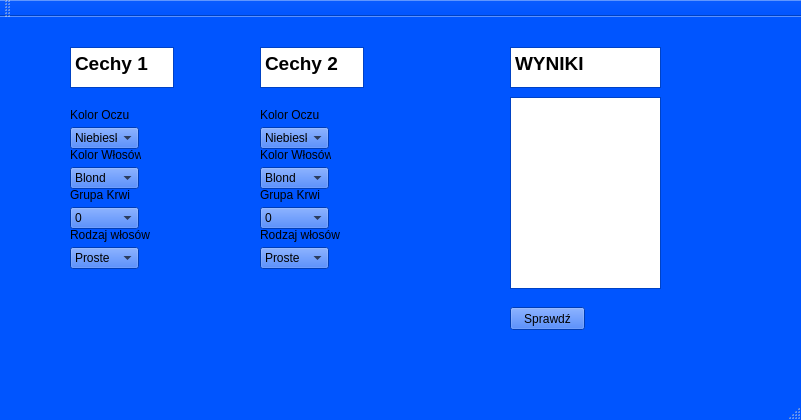
Old version of the form mainwindow.ui in the repository NowackaAnna/Projekt-C-.
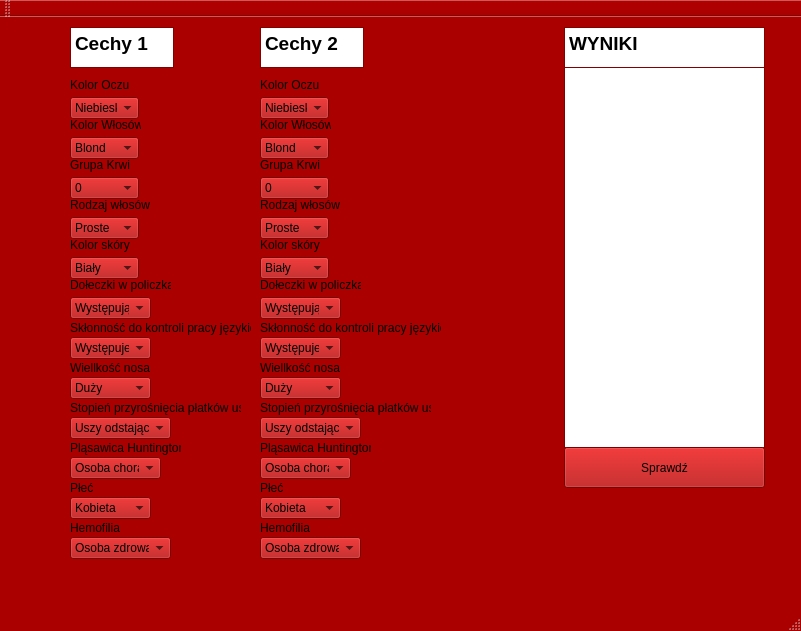
New version of the form.

Patch:
```diff
--- a/mainwindow.ui
+++ b/mainwindow.ui
@@ -7,7 +7,7 @@
     <x>0</x>
     <y>0</y>
     <width>801</width>
-    <height>420</height>
+    <height>631</height>
    </rect>
   </property>
   <property name="palette">
@@ -25,45 +25,45 @@
      <colorrole role="Button">
       <brush brushstyle="SolidPattern">
        <color alpha="255">
-        <red>0</red>
-        <green>85</green>
-        <blue>255</blue>
+        <red>170</red>
+        <green>0</green>
+        <blue>0</blue>
        </color>
       </brush>
      </colorrole>
      <colorrole role="Light">
       <brush brushstyle="SolidPattern">
        <color alpha="255">
-        <red>127</red>
-        <green>170</green>
-        <blue>255</blue>
+        <red>255</red>
+        <green>0</green>
+        <blue>0</blue>
        </color>
       </brush>
      </colorrole>
      <colorrole role="Midlight">
       <brush brushstyle="SolidPattern">
        <color alpha="255">
-        <red>63</red>
-        <green>127</green>
-        <blue>255</blue>
+        <red>212</red>
+        <green>0</green>
+        <blue>0</blue>
        </color>
       </brush>
      </colorrole>
      <colorrole role="Dark">
       <brush brushstyle="SolidPattern">
        <color alpha="255">
-        <red>0</red>
-        <green>42</green>
-        <blue>127</blue>
+        <red>85</red>
+        <green>0</green>
+        <blue>0</blue>
        </color>
       </brush>
      </colorrole>
      <colorrole role="Mid">
       <brush brushstyle="SolidPattern">
        <color alpha="255">
-        <red>0</red>
-        <green>56</green>
-        <blue>170</blue>
+        <red>113</red>
+        <green>0</green>
+        <blue>0</blue>
        </color>
       </brush>
      </colorrole>
@@ -106,9 +106,9 @@
      <colorrole role="Window">
       <brush brushstyle="SolidPattern">
        <color alpha="255">
-        <red>0</red>
-        <green>85</green>
-        <blue>255</blue>
+        <red>170</red>
+        <green>0</green>
+        <blue>0</blue>
        </color>
       </brush>
      </colorrole>
@@ -124,9 +124,9 @@
      <colorrole role="AlternateBase">
       <brush brushstyle="SolidPattern">
        <color alpha="255">
-        <red>127</red>
-        <green>170</green>
-        <blue>255</blue>
+        <red>212</red>
+        <green>127</green>
+        <blue>127</blue>
        </color>
       </brush>
      </colorrole>
@@ -162,45 +162,45 @@
      <colorrole role="Button">
       <brush brushstyle="SolidPattern">
        <color alpha="255">
-        <red>0</red>
-        <green>85</green>
-        <blue>255</blue>
+        <red>170</red>
+        <green>0</green>
+        <blue>0</blue>
        </color>
       </brush>
      </colorrole>
      <colorrole role="Light">
       <brush brushstyle="SolidPattern">
        <color alpha="255">
-        <red>127</red>
-        <green>170</green>
-        <blue>255</blue>
+        <red>255</red>
+        <green>0</green>
+        <blue>0</blue>
        </color>
       </brush>
      </colorrole>
      <colorrole role="Midlight">
       <brush brushstyle="SolidPattern">
        <color alpha="255">
-        <red>63</red>
-        <green>127</green>
-        <blue>255</blue>
+        <red>212</red>
+        <green>0</green>
+        <blue>0</blue>
        </color>
       </brush>
      </colorrole>
      <colorrole role="Dark">
       <brush brushstyle="SolidPattern">
        <color alpha="255">
-        <red>0</red>
-        <green>42</green>
-        <blue>127</blue>
+        <red>85</red>
+        <green>0</green>
+        <blue>0</blue>
        </color>
       </brush>
      </colorrole>
      <colorrole role="Mid">
       <brush brushstyle="SolidPattern">
        <color alpha="255">
-        <red>0</red>
-        <green>56</green>
-        <blue>170</blue>
+        <red>113</red>
+        <green>0</green>
+        <blue>0</blue>
        </color>
       </brush>
      </colorrole>
@@ -243,9 +243,9 @@
      <colorrole role="Window">
       <brush brushstyle="SolidPattern">
        <color alpha="255">
-        <red>0</red>
-        <green>85</green>
-        <blue>255</blue>
+        <red>170</red>
+        <green>0</green>
+        <blue>0</blue>
        </color>
       </brush>
      </colorrole>
@@ -261,9 +261,9 @@
      <colorrole role="AlternateBase">
       <brush brushstyle="SolidPattern">
        <color alpha="255">
-        <red>127</red>
-        <green>170</green>
-        <blue>255</blue>
+        <red>212</red>
+        <green>127</green>
+        <blue>127</blue>
        </color>
       </brush>
      </colorrole>
@@ -290,63 +290,63 @@
      <colorrole role="WindowText">
       <brush brushstyle="SolidPattern">
        <color alpha="255">
-        <red>0</red>
-        <green>42</green>
-        <blue>127</blue>
+        <red>85</red>
+        <green>0</green>
+        <blue>0</blue>
        </color>
       </brush>
      </colorrole>
      <colorrole role="Button">
       <brush brushstyle="SolidPattern">
        <color alpha="255">
-        <red>0</red>
-        <green>85</green>
-        <blue>255</blue>
+        <red>170</red>
+        <green>0</green>
+        <blue>0</blue>
        </color>
       </brush>
      </colorrole>
      <colorrole role="Light">
       <brush brushstyle="SolidPattern">
        <color alpha="255">
-        <red>127</red>
-        <green>170</green>
-        <blue>255</blue>
+        <red>255</red>
+        <green>0</green>
+        <blue>0</blue>
        </color>
       </brush>
      </colorrole>
      <colorrole role="Midlight">
       <brush brushstyle="SolidPattern">
        <color alpha="255">
-        <red>63</red>
-        <green>127</green>
-        <blue>255</blue>
+        <red>212</red>
+        <green>0</green>
+        <blue>0</blue>
        </color>
       </brush>
      </colorrole>
      <colorrole role="Dark">
       <brush brushstyle="SolidPattern">
        <color alpha="255">
-        <red>0</red>
-        <green>42</green>
-        <blue>127</blue>
+        <red>85</red>
+        <green>0</green>
+        <blue>0</blue>
        </color>
       </brush>
      </colorrole>
      <colorrole role="Mid">
       <brush brushstyle="SolidPattern">
        <color alpha="255">
-        <red>0</red>
-        <green>56</green>
-        <blue>170</blue>
+        <red>113</red>
+        <green>0</green>
+        <blue>0</blue>
        </color>
       </brush>
      </colorrole>
      <colorrole role="Text">
       <brush brushstyle="SolidPattern">
        <color alpha="255">
-        <red>0</red>
-        <green>42</green>
-        <blue>127</blue>
+        <red>85</red>
+        <green>0</green>
+        <blue>0</blue>
        </color>
       </brush>
      </colorrole>
@@ -362,27 +362,27 @@
      <colorrole role="ButtonText">
       <brush brushstyle="SolidPattern">
        <color alpha="255">
-        <red>0</red>
-        <green>42</green>
-        <blue>127</blue>
+        <red>85</red>
+        <green>0</green>
+        <blue>0</blue>
        </color>
       </brush>
      </colorrole>
      <colorrole role="Base">
       <brush brushstyle="SolidPattern">
        <color alpha="255">
-        <red>0</red>
-        <green>85</green>
-        <blue>255</blue>
+        <red>170</red>
+        <green>0</green>
+        <blue>0</blue>
        </color>
       </brush>
      </colorrole>
      <colorrole role="Window">
       <brush brushstyle="SolidPattern">
        <color alpha="255">
-        <red>0</red>
-        <green>85</green>
-        <blue>255</blue>
+        <red>170</red>
+        <green>0</green>
+        <blue>0</blue>
        </color>
       </brush>
      </colorrole>
@@ -398,9 +398,9 @@
      <colorrole role="AlternateBase">
       <brush brushstyle="SolidPattern">
        <color alpha="255">
-        <red>0</red>
-        <green>85</green>
-        <blue>255</blue>
+        <red>170</red>
+        <green>0</green>
+        <blue>0</blue>
        </color>
       </brush>
      </colorrole>
@@ -433,7 +433,7 @@
     <property name="geometry">
      <rect>
       <x>70</x>
-      <y>110</y>
+      <y>80</y>
       <width>69</width>
       <height>22</height>
      </rect>
@@ -458,7 +458,7 @@
     <property name="geometry">
      <rect>
       <x>70</x>
-      <y>30</y>
+      <y>10</y>
       <width>104</width>
       <height>41</height>
      </rect>
@@ -475,7 +475,7 @@
     <property name="geometry">
      <rect>
       <x>260</x>
-      <y>30</y>
+      <y>10</y>
       <width>104</width>
       <height>41</height>
      </rect>
@@ -491,9 +491,9 @@
    <widget class="QTextEdit" name="Wyniki">
     <property name="geometry">
      <rect>
-      <x>510</x>
-      <y>30</y>
-      <width>151</width>
+      <x>564</x>
+      <y>10</y>
+      <width>201</width>
       <height>41</height>
      </rect>
     </property>
@@ -509,7 +509,7 @@
     <property name="geometry">
      <rect>
       <x>70</x>
-      <y>150</y>
+      <y>120</y>
       <width>69</width>
       <height>22</height>
      </rect>
@@ -539,7 +539,7 @@
     <property name="geometry">
      <rect>
       <x>70</x>
-      <y>190</y>
+      <y>160</y>
       <width>69</width>
       <height>22</height>
      </rect>
@@ -569,7 +569,7 @@
     <property name="geometry">
      <rect>
       <x>70</x>
-      <y>230</y>
+      <y>200</y>
       <width>69</width>
       <height>22</height>
      </rect>
@@ -589,7 +589,7 @@
     <property name="geometry">
      <rect>
       <x>260</x>
-      <y>110</y>
+      <y>80</y>
       <width>69</width>
       <height>22</height>
      </rect>
@@ -614,7 +614,7 @@
     <property name="geometry">
      <rect>
       <x>260</x>
-      <y>150</y>
+      <y>120</y>
       <width>69</width>
       <height>22</height>
      </rect>
@@ -644,7 +644,7 @@
     <property name="geometry">
      <rect>
       <x>260</x>
-      <y>190</y>
+      <y>160</y>
       <width>69</width>
       <height>22</height>
      </rect>
@@ -674,7 +674,7 @@
     <property name="geometry">
      <rect>
       <x>260</x>
-      <y>230</y>
+      <y>200</y>
       <width>69</width>
       <height>22</height>
      </rect>
@@ -693,20 +693,20 @@
    <widget class="QListView" name="PokazWyniki">
     <property name="geometry">
      <rect>
-      <x>510</x>
-      <y>80</y>
-      <width>151</width>
-      <height>192</height>
+      <x>564</x>
+      <y>50</y>
+      <width>201</width>
+      <height>381</height>
      </rect>
     </property>
    </widget>
    <widget class="QPushButton" name="Sprawdz">
     <property name="geometry">
      <rect>
-      <x>510</x>
-      <y>290</y>
-      <width>75</width>
-      <height>23</height>
+      <x>564</x>
+      <y>430</y>
+      <width>201</width>
+      <height>41</height>
      </rect>
     </property>
     <property name="text">
@@ -716,12 +716,184 @@
    <widget class="QLabel" name="Jeszcze_nie_wiem_co">
     <property name="geometry">
      <rect>
-      <x>516</x>
-      <y>90</y>
-      <width>141</width>
-      <height>171</height>
+      <x>570</x>
+      <y>60</y>
+      <width>191</width>
+      <height>371</height>
      </rect>
     </property>
+    <property name="palette">
+     <palette>
+      <active>
+       <colorrole role="BrightText">
+        <brush brushstyle="SolidPattern">
+         <color alpha="255">
+          <red>170</red>
+          <green>85</green>
+          <blue>127</blue>
+         </color>
+        </brush>
+       </colorrole>
+       <colorrole role="ButtonText">
+        <brush brushstyle="SolidPattern">
+         <color alpha="255">
+          <red>223</red>
+          <green>21</green>
+          <blue>82</blue>
+         </color>
+        </brush>
+       </colorrole>
+       <colorrole role="Base">
+        <brush brushstyle="SolidPattern">
+         <color alpha="255">
+          <red>124</red>
+          <green>0</green>
+          <blue>0</blue>
+         </color>
+        </brush>
+       </colorrole>
+       <colorrole role="Highlight">
+        <brush brushstyle="SolidPattern">
+         <color alpha="255">
+          <red>249</red>
+          <green>221</green>
+          <blue>107</blue>
+         </color>
+        </brush>
+       </colorrole>
+       <colorrole role="HighlightedText">
+        <brush brushstyle="SolidPattern">
+         <color alpha="255">
+          <red>83</red>
+          <green>0</green>
+          <blue>0</blue>
+         </color>
+        </brush>
+       </colorrole>
+       <colorrole role="NoRole">
+        <brush brushstyle="SolidPattern">
+         <color alpha="255">
+          <red>170</red>
+          <green>18</green>
+          <blue>51</blue>
+         </color>
+        </brush>
+       </colorrole>
+      </active>
+      <inactive>
+       <colorrole role="BrightText">
+        <brush brushstyle="SolidPattern">
+         <color alpha="255">
+          <red>170</red>
+          <green>85</green>
+          <blue>127</blue>
+         </color>
+        </brush>
+       </colorrole>
+       <colorrole role="ButtonText">
+        <brush brushstyle="SolidPattern">
+         <color alpha="255">
+          <red>223</red>
+          <green>21</green>
+          <blue>82</blue>
+         </color>
+        </brush>
+       </colorrole>
+       <colorrole role="Base">
+        <brush brushstyle="SolidPattern">
+         <color alpha="255">
+          <red>124</red>
+          <green>0</green>
+          <blue>0</blue>
+         </color>
+        </brush>
+       </colorrole>
+       <colorrole role="Highlight">
+        <brush brushstyle="SolidPattern">
+         <color alpha="255">
+          <red>249</red>
+          <green>221</green>
+          <blue>107</blue>
+         </color>
+        </brush>
+       </colorrole>
+       <colorrole role="HighlightedText">
+        <brush brushstyle="SolidPattern">
+         <color alpha="255">
+          <red>83</red>
+          <green>0</green>
+          <blue>0</blue>
+         </color>
+        </brush>
+       </colorrole>
+       <colorrole role="NoRole">
+        <brush brushstyle="SolidPattern">
+         <color alpha="255">
+          <red>170</red>
+          <green>18</green>
+          <blue>51</blue>
+         </color>
+        </brush>
+       </colorrole>
+      </inactive>
+      <disabled>
+       <colorrole role="BrightText">
+        <brush brushstyle="SolidPattern">
+         <color alpha="255">
+          <red>170</red>
+          <green>85</green>
+          <blue>127</blue>
+         </color>
+        </brush>
+       </colorrole>
+       <colorrole role="ButtonText">
+        <brush brushstyle="SolidPattern">
+         <color alpha="255">
+          <red>85</red>
+          <green>0</green>
+          <blue>0</blue>
+         </color>
+        </brush>
+       </colorrole>
+       <colorrole role="Base">
+        <brush brushstyle="SolidPattern">
+         <color alpha="255">
+          <red>170</red>
+          <green>0</green>
+          <blue>0</blue>
+         </color>
+        </brush>
+       </colorrole>
+       <colorrole role="Highlight">
+        <brush brushstyle="SolidPattern">
+         <color alpha="255">
+          <red>51</red>
+          <green>153</green>
+          <blue>255</blue>
+         </color>
+        </brush>
+       </colorrole>
+       <colorrole role="HighlightedText">
+        <brush brushstyle="SolidPattern">
+         <color alpha="255">
+          <red>83</red>
+          <green>0</green>
+          <blue>0</blue>
+         </color>
+        </brush>
+       </colorrole>
+       <colorrole role="NoRole">
+        <brush brushstyle="SolidPattern">
+         <color alpha="255">
+          <red>170</red>
+          <green>18</green>
+          <blue>51</blue>
+         </color>
+        </brush>
+       </colorrole>
+      </disabled>
+     </palette>
+    </property>
     <property name="text">
      <string/>
     </property>
@@ -730,7 +902,7 @@
     <property name="geometry">
      <rect>
       <x>70</x>
-      <y>130</y>
+      <y>100</y>
       <width>71</width>
       <height>16</height>
      </rect>
@@ -743,7 +915,7 @@
     <property name="geometry">
      <rect>
       <x>70</x>
-      <y>90</y>
+      <y>60</y>
       <width>71</width>
       <height>16</height>
      </rect>
@@ -756,7 +928,7 @@
     <property name="geometry">
      <rect>
       <x>260</x>
-      <y>90</y>
+      <y>60</y>
       <width>71</width>
       <height>16</height>
      </rect>
@@ -769,7 +941,7 @@
     <property name="geometry">
      <rect>
       <x>260</x>
-      <y>130</y>
+      <y>100</y>
       <width>71</width>
       <height>16</height>
      </rect>
@@ -782,7 +954,7 @@
     <property name="geometry">
      <rect>
       <x>70</x>
-      <y>170</y>
+      <y>140</y>
       <width>71</width>
       <height>16</height>
      </rect>
@@ -795,7 +967,7 @@
     <property name="geometry">
      <rect>
       <x>260</x>
-      <y>170</y>
+      <y>140</y>
       <width>71</width>
       <height>16</height>
      </rect>
@@ -808,7 +980,7 @@
     <property name="geometry">
      <rect>
       <x>70</x>
-      <y>210</y>
+      <y>180</y>
       <width>81</width>
       <height>16</height>
      </rect>
@@ -821,7 +993,7 @@
     <property name="geometry">
      <rect>
       <x>260</x>
-      <y>210</y>
+      <y>180</y>
       <width>81</width>
       <height>16</height>
      </rect>
@@ -830,6 +1002,594 @@
      <string>Rodzaj włosów</string>
     </property>
    </widget>
+   <widget class="QLabel" name="kolor_skory1">
+    <property name="geometry">
+     <rect>
+      <x>70</x>
+      <y>220</y>
+      <width>81</width>
+      <height>16</height>
+     </rect>
+    </property>
+    <property name="text">
+     <string>Kolor skóry</string>
+    </property>
+   </widget>
+   <widget class="QLabel" name="kolor_skory2">
+    <property name="geometry">
+     <rect>
+      <x>260</x>
+      <y>220</y>
+      <width>81</width>
+      <height>16</height>
+     </rect>
+    </property>
+    <property name="text">
+     <string>Kolor skóry</string>
+    </property>
+   </widget>
+   <widget class="QComboBox" name="cechy15">
+    <property name="geometry">
+     <rect>
+      <x>70</x>
+      <y>240</y>
+      <width>69</width>
+      <height>22</height>
+     </rect>
+    </property>
+    <item>
+     <property name="text">
+      <string>Biały</string>
+     </property>
+    </item>
+    <item>
+     <property name="text">
+      <string>Czarny</string>
+     </property>
+    </item>
+    <item>
+     <property name="text">
+      <string>Żółty</string>
+     </property>
+    </item>
+    <item>
+     <property name="text">
+      <string>Metys</string>
+     </property>
+    </item>
+    <item>
+     <property name="text">
+      <string>Mulat</string>
+     </property>
+    </item>
+    <item>
+     <property name="text">
+      <string>Zambos</string>
+     </property>
+    </item>
+   </widget>
+   <widget class="QComboBox" name="cechy25">
+    <property name="geometry">
+     <rect>
+      <x>260</x>
+      <y>240</y>
+      <width>69</width>
+      <height>22</height>
+     </rect>
+    </property>
+    <item>
+     <property name="text">
+      <string>Biały</string>
+     </property>
+    </item>
+    <item>
+     <property name="text">
+      <string>Czarny</string>
+     </property>
+    </item>
+    <item>
+     <property name="text">
+      <string>Żółty</string>
+     </property>
+    </item>
+    <item>
+     <property name="text">
+      <string>Metys</string>
+     </property>
+    </item>
+    <item>
+     <property name="text">
+      <string>Mulat</string>
+     </property>
+    </item>
+    <item>
+     <property name="text">
+      <string>Zambos</string>
+     </property>
+    </item>
+   </widget>
+   <widget class="QLabel" name="policzki1">
+    <property name="geometry">
+     <rect>
+      <x>70</x>
+      <y>260</y>
+      <width>101</width>
+      <height>16</height>
+     </rect>
+    </property>
+    <property name="text">
+     <string>Dołeczki w policzkach</string>
+    </property>
+   </widget>
+   <widget class="QLabel" name="policzki2">
+    <property name="geometry">
+     <rect>
+      <x>260</x>
+      <y>260</y>
+      <width>101</width>
+      <height>16</height>
+     </rect>
+    </property>
+    <property name="text">
+     <string>Dołeczki w policzkach</string>
+    </property>
+   </widget>
+   <widget class="QComboBox" name="cechy16">
+    <property name="geometry">
+     <rect>
+      <x>70</x>
+      <y>280</y>
+      <width>81</width>
+      <height>22</height>
+     </rect>
+    </property>
+    <item>
+     <property name="text">
+      <string>Występują</string>
+     </property>
+    </item>
+    <item>
+     <property name="text">
+      <string>Brak</string>
+     </property>
+    </item>
+   </widget>
+   <widget class="QComboBox" name="cechy26">
+    <property name="geometry">
+     <rect>
+      <x>260</x>
+      <y>280</y>
+      <width>81</width>
+      <height>22</height>
+     </rect>
+    </property>
+    <item>
+     <property name="text">
+      <string>Występują</string>
+     </property>
+    </item>
+    <item>
+     <property name="text">
+      <string>Brak</string>
+     </property>
+    </item>
+   </widget>
+   <widget class="QLabel" name="jezyk1">
+    <property name="geometry">
+     <rect>
+      <x>70</x>
+      <y>300</y>
+      <width>181</width>
+      <height>21</height>
+     </rect>
+    </property>
+    <property name="text">
+     <string>Skłonność do kontroli pracy językiem</string>
+    </property>
+   </widget>
+   <widget class="QLabel" name="jezyk2">
+    <property name="geometry">
+     <rect>
+      <x>260</x>
+      <y>300</y>
+      <width>181</width>
+      <height>21</height>
+     </rect>
+    </property>
+    <property name="text">
+     <string>Skłonność do kontroli pracy językiem</string>
+    </property>
+   </widget>
+   <widget class="QComboBox" name="cechy17">
+    <property name="geometry">
+     <rect>
+      <x>70</x>
+      <y>320</y>
+      <width>81</width>
+      <height>22</height>
+     </rect>
+    </property>
+    <item>
+     <property name="text">
+      <string>Występuje</string>
+     </property>
+    </item>
+    <item>
+     <property name="text">
+      <string>Brak</string>
+     </property>
+    </item>
+   </widget>
+   <widget class="QComboBox" name="cechy27">
+    <property name="geometry">
+     <rect>
+      <x>260</x>
+      <y>320</y>
+      <width>81</width>
+      <height>22</height>
+     </rect>
+    </property>
+    <item>
+     <property name="text">
+      <string>Występuje</string>
+     </property>
+    </item>
+    <item>
+     <property name="text">
+      <string>Brak</string>
+     </property>
+    </item>
+   </widget>
+   <widget class="QLabel" name="nos1">
+    <property name="geometry">
+     <rect>
+      <x>70</x>
+      <y>340</y>
+      <width>81</width>
+      <height>21</height>
+     </rect>
+    </property>
+    <property name="text">
+     <string>Wiellkość nosa</string>
+    </property>
+   </widget>
+   <widget class="QLabel" name="nos2">
+    <property name="geometry">
+     <rect>
+      <x>260</x>
+      <y>340</y>
+      <width>81</width>
+      <height>21</height>
+     </rect>
+    </property>
+    <property name="text">
+     <string>Wiellkość nosa</string>
+    </property>
+   </widget>
+   <widget class="QComboBox" name="cechy18">
+    <property name="geometry">
+     <rect>
+      <x>70</x>
+      <y>360</y>
+      <width>81</width>
+      <height>22</height>
+     </rect>
+    </property>
+    <item>
+     <property name="text">
+      <string>Duży</string>
+     </property>
+    </item>
+    <item>
+     <property name="text">
+      <string>Mały</string>
+     </property>
+    </item>
+   </widget>
+   <widget class="QComboBox" name="cechy28">
+    <property name="geometry">
+     <rect>
+      <x>260</x>
+      <y>360</y>
+      <width>81</width>
+      <height>22</height>
+     </rect>
+    </property>
+    <item>
+     <property name="text">
+      <string>Duży</string>
+     </property>
+    </item>
+    <item>
+     <property name="text">
+      <string>Mały</string>
+     </property>
+    </item>
+   </widget>
+   <widget class="QLabel" name="uszy1">
+    <property name="geometry">
+     <rect>
+      <x>70</x>
+      <y>380</y>
+      <width>171</width>
+      <height>21</height>
+     </rect>
+    </property>
+    <property name="text">
+     <string>Stopień przyrośnięcia płatków uszu</string>
+    </property>
+   </widget>
+   <widget class="QLabel" name="uszy2">
+    <property name="geometry">
+     <rect>
+      <x>260</x>
+      <y>380</y>
+      <width>171</width>
+      <height>21</height>
+     </rect>
+    </property>
+    <property name="text">
+     <string>Stopień przyrośnięcia płatków uszu</string>
+    </property>
+   </widget>
+   <widget class="QComboBox" name="cechy19">
+    <property name="geometry">
+     <rect>
+      <x>70</x>
+      <y>400</y>
+      <width>101</width>
+      <height>22</height>
+     </rect>
+    </property>
+    <item>
+     <property name="text">
+      <string>Uszy odstające</string>
+     </property>
+    </item>
+    <item>
+     <property name="text">
+      <string>Uszy przylegające</string>
+     </property>
+    </item>
+   </widget>
+   <widget class="QComboBox" name="cechy29">
+    <property name="geometry">
+     <rect>
+      <x>260</x>
+      <y>400</y>
+      <width>101</width>
+      <height>22</height>
+     </rect>
+    </property>
+    <item>
+     <property name="text">
+      <string>Uszy odstające</string>
+     </property>
+    </item>
+    <item>
+     <property name="text">
+      <string>Uszy przylegające</string>
+     </property>
+    </item>
+   </widget>
+   <widget class="QLabel" name="plasawica1">
+    <property name="geometry">
+     <rect>
+      <x>70</x>
+      <y>420</y>
+      <width>111</width>
+      <height>21</height>
+     </rect>
+    </property>
+    <property name="text">
+     <string>Pląsawica Huntingtona</string>
+    </property>
+   </widget>
+   <widget class="QLabel" name="plasawica2">
+    <property name="geometry">
+     <rect>
+      <x>260</x>
+      <y>420</y>
+      <width>111</width>
+      <height>21</height>
+     </rect>
+    </property>
+    <property name="text">
+     <string>Pląsawica Huntingtona</string>
+    </property>
+   </widget>
+   <widget class="QComboBox" name="cechy120">
+    <property name="geometry">
+     <rect>
+      <x>70</x>
+      <y>440</y>
+      <width>91</width>
+      <height>22</height>
+     </rect>
+    </property>
+    <item>
+     <property name="text">
+      <string>Osoba chora</string>
+     </property>
+    </item>
+    <item>
+     <property name="text">
+      <string>Nosiciel</string>
+     </property>
+    </item>
+    <item>
+     <property name="text">
+      <string>Osoba zdrowa</string>
+     </property>
+    </item>
+   </widget>
+   <widget class="QComboBox" name="cechy210">
+    <property name="geometry">
+     <rect>
+      <x>260</x>
+      <y>440</y>
+      <width>91</width>
+      <height>22</height>
+     </rect>
+    </property>
+    <item>
+     <property name="text">
+      <string>Osoba chora</string>
+     </property>
+    </item>
+    <item>
+     <property name="text">
+      <string>Nosiciel</string>
+     </property>
+    </item>
+    <item>
+     <property name="text">
+      <string>Osoba zdrowa</string>
+     </property>
+    </item>
+   </widget>
+   <widget class="QLabel" name="plec1">
+    <property name="geometry">
+     <rect>
+      <x>70</x>
+      <y>460</y>
+      <width>41</width>
+      <height>21</height>
+     </rect>
+    </property>
+    <property name="text">
+     <string>Płeć</string>
+    </property>
+   </widget>
+   <widget class="QLabel" name="plec2">
+    <property name="geometry">
+     <rect>
+      <x>260</x>
+      <y>460</y>
+      <width>41</width>
+      <height>21</height>
+     </rect>
+    </property>
+    <property name="text">
+     <string>Płeć</string>
+    </property>
+   </widget>
+   <widget class="QComboBox" name="cechy121">
+    <property name="geometry">
+     <rect>
+      <x>70</x>
+      <y>480</y>
+      <width>81</width>
+      <height>22</height>
+     </rect>
+    </property>
+    <item>
+     <property name="text">
+      <string>Kobieta</string>
+     </property>
+    </item>
+    <item>
+     <property name="text">
+      <string>Mężczyzna</string>
+     </property>
+    </item>
+   </widget>
+   <widget class="QComboBox" name="cechy211">
+    <property name="geometry">
+     <rect>
+      <x>260</x>
+      <y>480</y>
+      <width>81</width>
+      <height>22</height>
+     </rect>
+    </property>
+    <item>
+     <property name="text">
+      <string>Kobieta</string>
+     </property>
+    </item>
+    <item>
+     <property name="text">
+      <string>Mężczyzna</string>
+     </property>
+    </item>
+   </widget>
+   <widget class="QLabel" name="hemofilia">
+    <property name="geometry">
+     <rect>
+      <x>70</x>
+      <y>500</y>
+      <width>51</width>
+      <height>21</height>
+     </rect>
+    </property>
+    <property name="text">
+     <string>Hemofilia</string>
+    </property>
+   </widget>
+   <widget class="QLabel" name="hemofilia2">
+    <property name="geometry">
+     <rect>
+      <x>260</x>
+      <y>500</y>
+      <width>51</width>
+      <height>21</height>
+     </rect>
+    </property>
+    <property name="text">
+     <string>Hemofilia</string>
+    </property>
+   </widget>
+   <widget class="QComboBox" name="cechy122">
+    <property name="geometry">
+     <rect>
+      <x>70</x>
+      <y>520</y>
+      <width>101</width>
+      <height>22</height>
+     </rect>
+    </property>
+    <item>
+     <property name="text">
+      <string>Osoba zdrowa</string>
+     </property>
+    </item>
+    <item>
+     <property name="text">
+      <string>Nosiciel</string>
+     </property>
+    </item>
+    <item>
+     <property name="text">
+      <string>Osoba chora</string>
+     </property>
+    </item>
+   </widget>
+   <widget class="QComboBox" name="cechy212">
+    <property name="geometry">
+     <rect>
+      <x>260</x>
+      <y>520</y>
+      <width>101</width>
+      <height>22</height>
+     </rect>
+    </property>
+    <item>
+     <property name="text">
+      <string>Osoba zdrowa</string>
+     </property>
+    </item>
+    <item>
+     <property name="text">
+      <string>Nosiciel</string>
+     </property>
+    </item>
+    <item>
+     <property name="text">
+      <string>Osoba chora</string>
+     </property>
+    </item>
+   </widget>
   </widget>
   <widget class="QMenuBar" name="menuBar">
    <property name="geometry">
```
Left out of the diff: 2 changed lines with no effect on the pictures.
